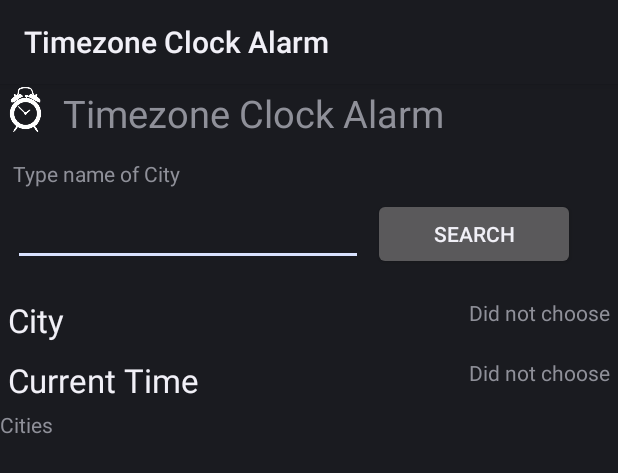
After one commit to arek00/Timezone-Alarm-Clock, an Android app: the layout set_alarm.xml on its own in the app's theme, with its tools: preview values and no code run, on a phone screen of 412 x 824 dp. The commit adds this screen. Shown: the top 473 px of the screen. Run offline under Robolectric (Android 15) with nearby library versions, the phone set to English and light mode, and no system bars.

Commit message:
Changes in SetAlarmActivity view

```diff
--- a/app/src/main/AndroidManifest.xml
+++ b/app/src/main/AndroidManifest.xml
@@ -12,7 +12,7 @@
                 <category android:name="android.intent.category.LAUNCHER"/>
             </intent-filter>
         </activity>
-        <activity android:name=".activities.MyActivity"
+        <activity android:name=".activities.SetAlarmActivity"
                   android:label="@string/app_name"
                   android:screenOrientation="portrait"
                   android:parentActivityName=".activities.MainActivity"/>
--- a/app/src/main/java/com/arek00/alarmclock/activities/MainActivity.java
+++ b/app/src/main/java/com/arek00/alarmclock/activities/MainActivity.java
@@ -18,7 +18,7 @@ public class MainActivity extends Activity {
 
     public void onSetNewAlarmButtonClick(View view) {
         Log.i("Main activity", "Clicked onSetNewAlarmButton");
-        Intent intent = new Intent(this, MyActivity.class);
+        Intent intent = new Intent(this, SetAlarmActivity.class);
         startActivity(intent);
     }
 
--- a/app/src/main/java/com/arek00/alarmclock/activities/MyActivity.java
+++ b/app/src/main/java/com/arek00/alarmclock/activities/SetAlarmActivity.java
@@ -19,7 +19,7 @@ import com.arek00.alarmclock.handlers.IncomingMessagesHandler;
 import com.arek00.alarmclock.services.TimeService;
 
 
-public class MyActivity extends Activity {
+public class SetAlarmActivity extends Activity {
 
     private IncomingMessagesHandler handler;
     private Messenger handlerMessenger;
@@ -31,7 +31,7 @@ public class MyActivity extends Activity {
         initializeServiceHandling();
         initializeContentView();
 
-        startService(new Intent(MyActivity.this, TimeService.class));
+        startService(new Intent(SetAlarmActivity.this, TimeService.class));
         bindService(new Intent(this, TimeService.class), serviceConnection, Context.BIND_AUTO_CREATE);
     }
 
@@ -52,7 +52,7 @@ public class MyActivity extends Activity {
     }
 
     private void initializeContentView() {
-        setContentView(R.layout.main);
+        setContentView(R.layout.set_alarm);
 
         Log.i("MyActivity", "OnCreate");
 
@@ -74,7 +74,7 @@ public class MyActivity extends Activity {
     public void onStop() {
         super.onStop();
         unbindService(serviceConnection);
-        stopService(new Intent(MyActivity.this, TimeService.class));
+        stopService(new Intent(SetAlarmActivity.this, TimeService.class));
     }
 
     public void citiesList(View view) {
--- a/app/src/main/res/layout/main.xml
+++ /dev/null
@@ -1,58 +0,0 @@
-<?xml version="1.0" encoding="utf-8"?>
-<LinearLayout xmlns:android="http://schemas.android.com/apk/res/android"
-              android:orientation="vertical"
-              android:layout_width="fill_parent"
-              android:layout_height="fill_parent"
->
-    <TextView
-            android:layout_width="wrap_content"
-            android:layout_height="wrap_content"
-            android:text="@string/choose_timezone"
-            android:layout_margin="3dp"
-            android:id="@+id/chooseCityTextView"/>
-    <EditText
-            android:layout_width="match_parent"
-            android:layout_height="wrap_content"
-            android:layout_margin="3dp"
-            android:id="@+id/searchCityText"/>
-    <Button
-            android:layout_width="wrap_content"
-            android:layout_height="wrap_content"
-            android:layout_margin="3dp"
-            android:text="@string/search"
-            android:id="@+id/searchButton" android:onClick="onSearchClick"/>
-    <TextView
-            android:layout_width="wrap_content"
-            android:layout_height="wrap_content"
-            android:textAppearance="?android:attr/textAppearanceLarge"
-            android:text="@string/city_header"
-            android:id="@+id/cityHeader"/>
-    <TextView
-            android:layout_width="wrap_content"
-            android:layout_height="wrap_content"
-            android:layout_gravity="right"
-            android:text="@string/city_name_default"
-            android:id="@+id/cityName"/>
-    <TextView
-            android:layout_width="wrap_content"
-            android:layout_height="wrap_content"
-            android:textAppearance="?android:attr/textAppearanceLarge"
-            android:text="@string/current_hour_header"
-            android:id="@+id/currentHourHeader"/>
-    <TextView
-            android:layout_width="wrap_content"
-            android:layout_height="wrap_content"
-            android:layout_gravity="right"
-            android:text="@string/current_hour_default"
-            android:id="@+id/currentHour"/>
-    <TextView
-            android:layout_width="wrap_content"
-            android:layout_height="wrap_content"
-            android:text="@string/cities_list"
-            android:id="@+id/citiesListText"/>
-    <ListView
-            android:layout_width="match_parent"
-            android:layout_height="wrap_content"
-            android:id="@+id/citiesList"
-    />
-</LinearLayout>
--- /dev/null
+++ b/app/src/main/res/layout/set_alarm.xml
@@ -0,0 +1,111 @@
+<?xml version="1.0" encoding="utf-8"?>
+<LinearLayout xmlns:android="http://schemas.android.com/apk/res/android"
+              android:orientation="vertical"
+              android:layout_width="fill_parent"
+              android:layout_height="fill_parent"
+>
+    <LinearLayout
+            android:orientation="horizontal"
+            android:layout_width="wrap_content"
+            android:layout_height="wrap_content" android:id="@+id/topContener" android:layout_marginTop="2dp"
+            android:layout_marginRight="2dp" android:layout_marginLeft="2dp">
+        <ImageView
+                android:layout_width="30dp"
+                android:layout_height="30dp"
+                android:id="@+id/imageView" android:background="@drawable/alarmclock_icon"
+        />
+        <TextView
+                android:layout_width="wrap_content"
+                android:layout_height="wrap_content"
+                android:text="@string/main.app_name"
+                android:id="@+id/appNameTextView" android:layout_gravity="center_vertical" android:textSize="25dp"
+                android:layout_marginLeft="10dp"/>
+    </LinearLayout>
+    <LinearLayout
+            android:orientation="vertical"
+            android:layout_width="match_parent"
+            android:layout_height="wrap_content" android:id="@+id/searchContener" android:layout_marginLeft="5dp"
+            android:layout_marginRight="5dp" android:layout_marginTop="10dp" android:layout_marginBottom="10dp">
+        <TextView
+                android:layout_width="wrap_content"
+                android:layout_height="wrap_content"
+                android:text="@string/choose_timezone"
+                android:layout_margin="3dp"
+                android:id="@+id/chooseCityTextView"/>
+        <LinearLayout
+                android:orientation="horizontal"
+                android:layout_width="match_parent"
+                android:layout_height="match_parent" android:id="@+id/searchLayout" android:weightSum="1">
+            <EditText
+                    android:layout_width="233dp"
+                    android:layout_height="wrap_content"
+                    android:layout_margin="3dp"
+                    android:id="@+id/searchCityText"/>
+            <Button
+                    android:layout_width="wrap_content"
+                    android:layout_height="wrap_content"
+                    android:layout_margin="3dp"
+                    android:text="@string/search"
+                    android:id="@+id/searchButton" android:onClick="onSearchClick" android:layout_weight="0.70"/>
+        </LinearLayout>
+    </LinearLayout>
+    <LinearLayout
+            android:orientation="vertical"
+            android:layout_width="match_parent"
+            android:layout_height="wrap_content" android:id="@+id/currentZoneContainer">
+        <LinearLayout
+                android:orientation="horizontal"
+                android:layout_width="match_parent"
+                android:layout_height="match_parent" android:id="@+id/yourTimeContainer">
+        </LinearLayout>
+        <LinearLayout
+                android:orientation="vertical"
+                android:layout_width="match_parent"
+                android:layout_height="wrap_content" android:id="@+id/chosenTimeContainer">
+            <LinearLayout
+                    android:orientation="horizontal"
+                    android:layout_width="match_parent"
+                    android:layout_height="wrap_content" android:layout_margin="5dp">
+                <TextView
+                        android:layout_width="wrap_content"
+                        android:layout_height="wrap_content"
+                        android:textAppearance="?android:attr/textAppearanceLarge"
+                        android:text="@string/city_header"
+                        android:id="@+id/cityHeader" android:layout_weight="1"/>
+                <TextView
+                        android:layout_width="wrap_content"
+                        android:layout_height="wrap_content"
+                        android:text="@string/city_name_default"
+                        android:id="@+id/cityName" android:gravity="left"
+                        android:layout_gravity="right" android:textAlignment="gravity"/>
+            </LinearLayout>
+            <LinearLayout
+                    android:orientation="horizontal"
+                    android:layout_width="match_parent"
+                    android:layout_height="wrap_content" android:layout_margin="5dp">
+                <TextView
+                        android:layout_width="wrap_content"
+                        android:layout_height="wrap_content"
+                        android:textAppearance="?android:attr/textAppearanceLarge"
+                        android:text="@string/current_hour_header"
+                        android:id="@+id/currentHourHeader" android:layout_weight="1"/>
+                <TextView
+                        android:layout_width="wrap_content"
+                        android:layout_height="wrap_content"
+                        android:layout_gravity="right"
+                        android:text="@string/current_hour_default"
+                        android:id="@+id/currentHour"/>
+            </LinearLayout>
+        </LinearLayout>
+    </LinearLayout>
+    <TextView
+            android:layout_width="wrap_content"
+            android:layout_height="wrap_content"
+            android:text="@string/cities_list"
+            android:id="@+id/citiesListText"/>
+    <ListView
+            android:layout_width="match_parent"
+            android:layout_height="308dp"
+            android:id="@+id/citiesList"
+            android:visibility="visible"/>
+</LinearLayout>
```
